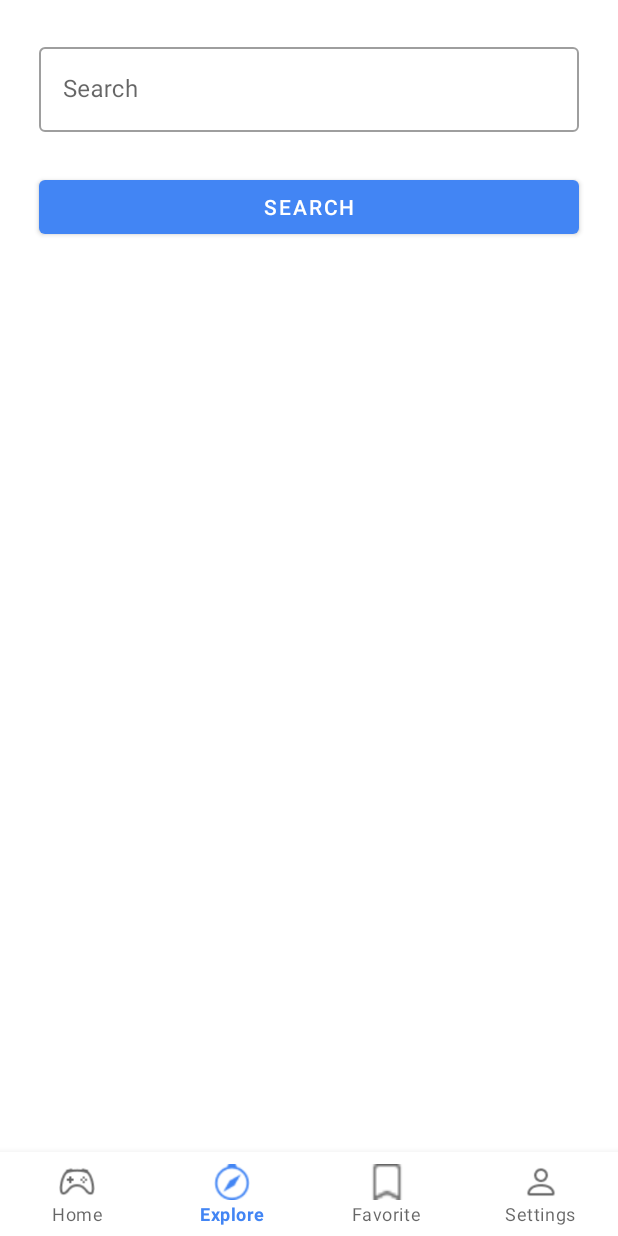
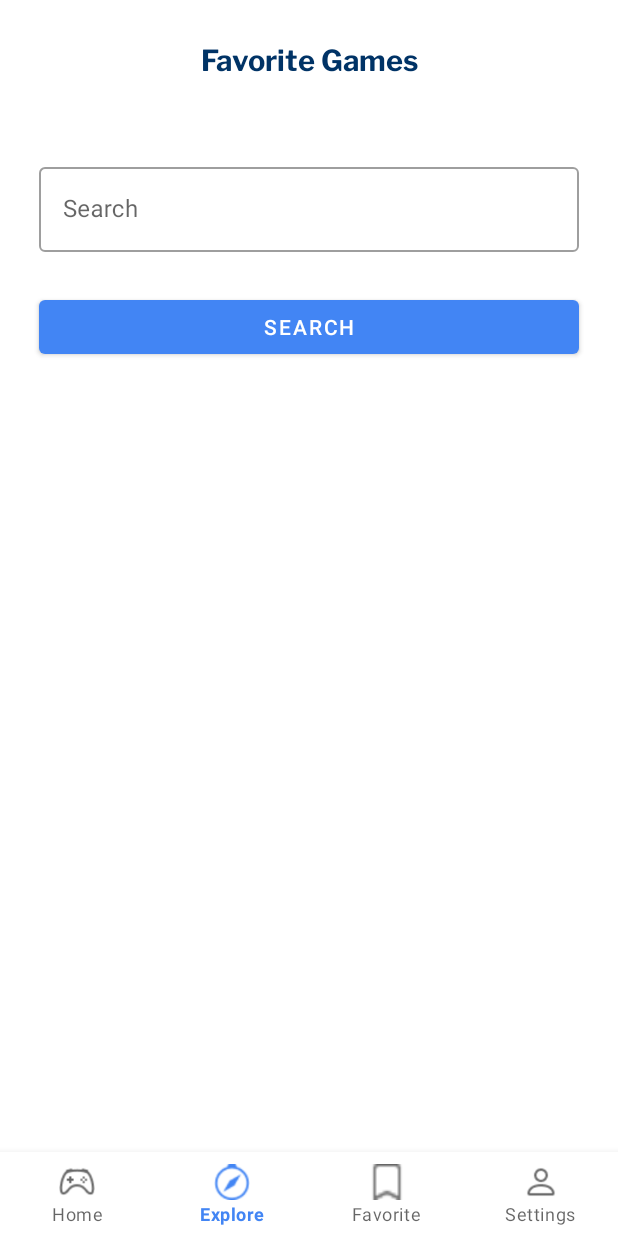
Before and after one commit to francescobarbieri/GameBuzz, an Android app: the ExploreFragment screen opened through its navigation route, on a phone screen of 412 x 824 dp. Run offline under Robolectric (Android 15) with nearby library versions, the light colour scheme and no system bars; our stand-ins replace Firebase (no records; nobody signed in at launch, a user with empty details on screens opened directly), Room's generated code, navigation-ui; pictures from the network do not load; 3 statements that could not run were skipped.

Commit message:
removed login with google, adding page header in Explore fragment

```diff
--- a/app/src/main/res/layout/fragment_explore.xml
+++ b/app/src/main/res/layout/fragment_explore.xml
@@ -20,6 +20,38 @@
         android:orientation="vertical"
         app:layout_constraintGuide_end="26dp" />
 
+
+    <androidx.constraintlayout.widget.ConstraintLayout
+        android:id="@+id/top_bar"
+        android:layout_width="match_parent"
+        android:layout_height="80dp"
+        app:layout_constraintEnd_toEndOf="parent"
+        app:layout_constraintStart_toStartOf="parent"
+        app:layout_constraintTop_toTopOf="parent">
+
+        <androidx.constraintlayout.widget.Guideline
+            android:id="@+id/guideline4"
+            android:layout_width="wrap_content"
+            android:layout_height="wrap_content"
+            android:orientation="vertical"
+            app:layout_constraintGuide_begin="26dp" />
+
+        <TextView
+            android:id="@+id/imageView4"
+            android:layout_width="wrap_content"
+            android:layout_height="wrap_content"
+            android:fontFamily="@font/libre_franklin_bold"
+            android:text="Favorite Games"
+            android:textColor="@color/dark_blue"
+            android:textSize="19dp"
+            app:layout_constraintBottom_toBottomOf="parent"
+            app:layout_constraintEnd_toEndOf="parent"
+            app:layout_constraintStart_toStartOf="parent"
+            app:layout_constraintTop_toTopOf="parent"
+            app:srcCompat="@drawable/applogo" />
+
+    </androidx.constraintlayout.widget.ConstraintLayout>
+
     <com.google.android.material.textfield.TextInputLayout
         android:id="@+id/search_games_texInput"
         android:layout_width="0dp"
@@ -29,7 +61,7 @@
         app:boxBackgroundColor="@android:color/transparent"
         app:layout_constraintEnd_toStartOf="@+id/guideline5"
         app:layout_constraintStart_toStartOf="@+id/guideline3"
-        app:layout_constraintTop_toTopOf="parent">
+        app:layout_constraintTop_toBottomOf="@id/top_bar">
 
         <com.google.android.material.textfield.TextInputEditText
             android:layout_width="match_parent"
```
Also changed, not shown: app/src/main/res/layout/fragment_welcome.xml (+1 -60 lines).
